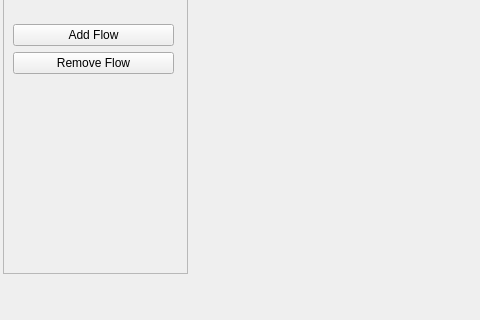
Peachmann/mnGui, file src/ui/main_window.ui: the form before one commit; both pictures show x 0 to 480 and y 280 to 600 of the 800 by 600 pixel window.
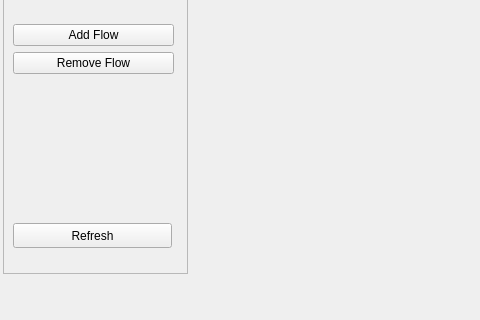
The form after the commit. The open tabs and pages were chosen to show the change. Custom widgets are drawn as their Qt base class.

Commit message: Enabled UI Refreshing

```diff
--- a/src/ui/main_window.ui
+++ b/src/ui/main_window.ui
@@ -177,6 +177,19 @@
          </item>
         </layout>
        </widget>
+       <widget class="QPushButton" name="refresh_button">
+        <property name="geometry">
+         <rect>
+          <x>10</x>
+          <y>500</y>
+          <width>159</width>
+          <height>25</height>
+         </rect>
+        </property>
+        <property name="text">
+         <string>Refresh</string>
+        </property>
+       </widget>
       </widget>
      </item>
      <item>
```
Left out of the diff: 4 changed lines with no effect on the pictures. The commit also changes 3 other files.
